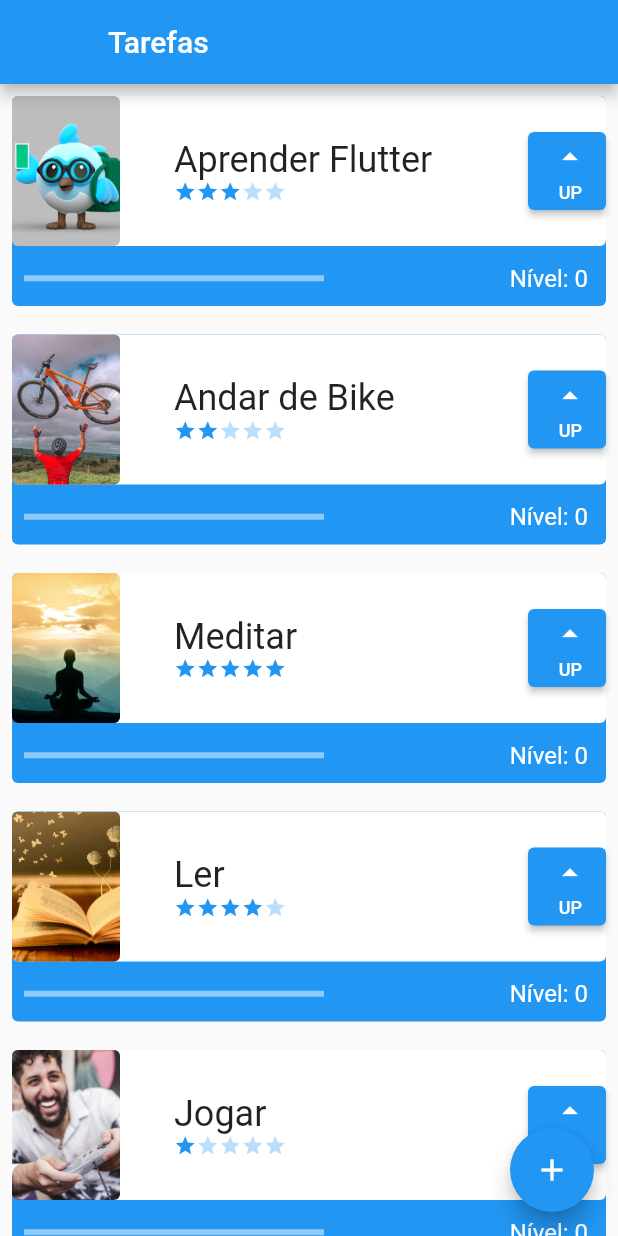
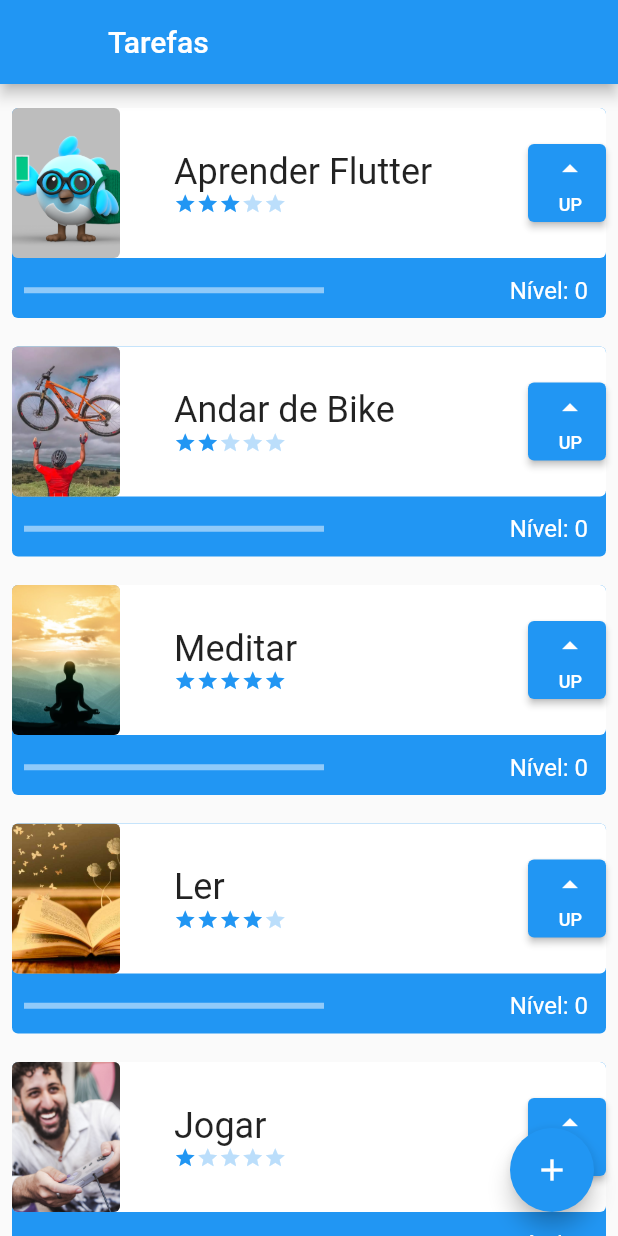
Before and after one commit to TallysWiterF/TaskApp, a Flutter app: the screen it shows after launch, on a phone screen of 412 x 824 dp. Run offline on Flutter 3.47's test engine with Material 3 defaults, Android fonts, the phone set to English and light mode, and no system bars.

```diff
--- a/lib/components/task.dart
+++ b/lib/components/task.dart
@@ -14,6 +14,9 @@ class Task extends StatefulWidget {
 class _TaskState extends State<Task> {
   int nivel = 0;
   int nivelMaestria = 0;
+
+  bool isImageNetwork() => widget.foto.contains('http');
+
   @override
   Widget build(BuildContext context) {
     return Padding(
@@ -44,10 +47,15 @@ class _TaskState extends State<Task> {
                         height: 100,
                         child: ClipRRect(
                           borderRadius: BorderRadius.circular(4),
-                          child: Image.asset(
-                            widget.foto,
-                            fit: BoxFit.cover,
-                          ),
+                          child: isImageNetwork()
+                              ? Image.network(
+                                  widget.foto,
+                                  fit: BoxFit.cover,
+                                )
+                              : Image.asset(
+                                  widget.foto,
+                                  fit: BoxFit.cover,
+                                ),
                         ),
                       ),
                       Column(
--- a/lib/screens/initial_screen.dart
+++ b/lib/screens/initial_screen.dart
@@ -19,7 +19,9 @@ class _InitialScreenState extends State<InitialScreen> {
         leading: Container(),
         title: const Text('Tarefas'),
       ),
-      body: ListView(children: TaskInherited.of(context).tasksList),
+      body: ListView(
+          padding: const EdgeInsets.only(top: 8, bottom: 70),
+          children: TaskInherited.of(context).tasksList),
       floatingActionButton: FloatingActionButton(
           onPressed: () {
             Navigator.push(
```
